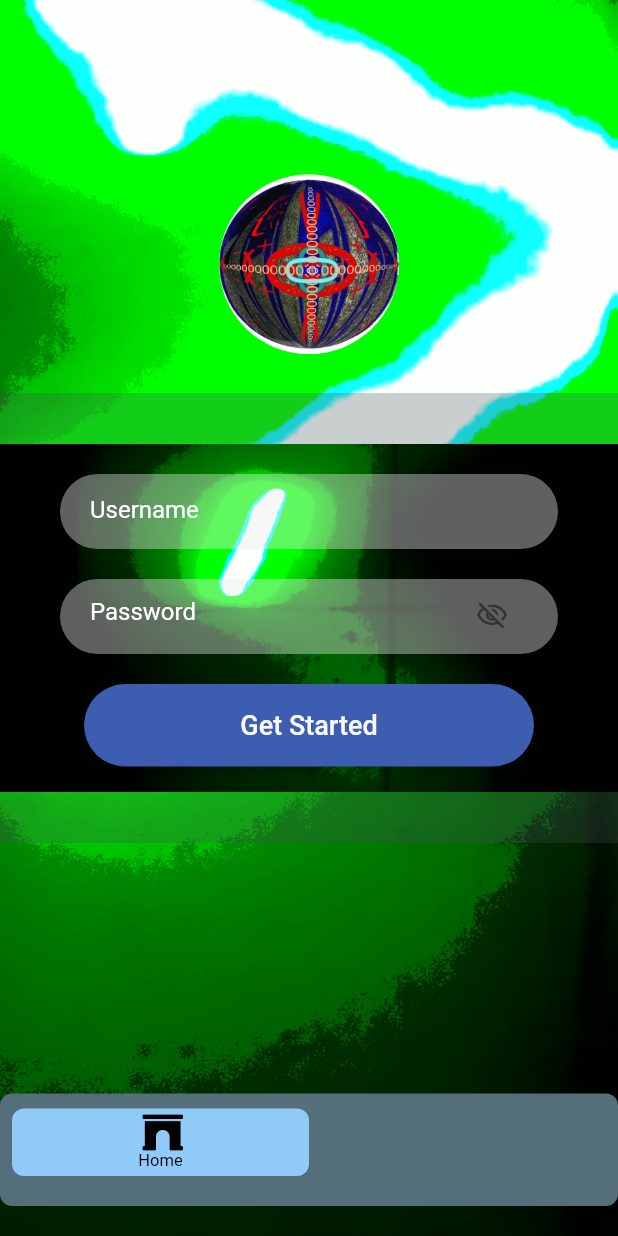
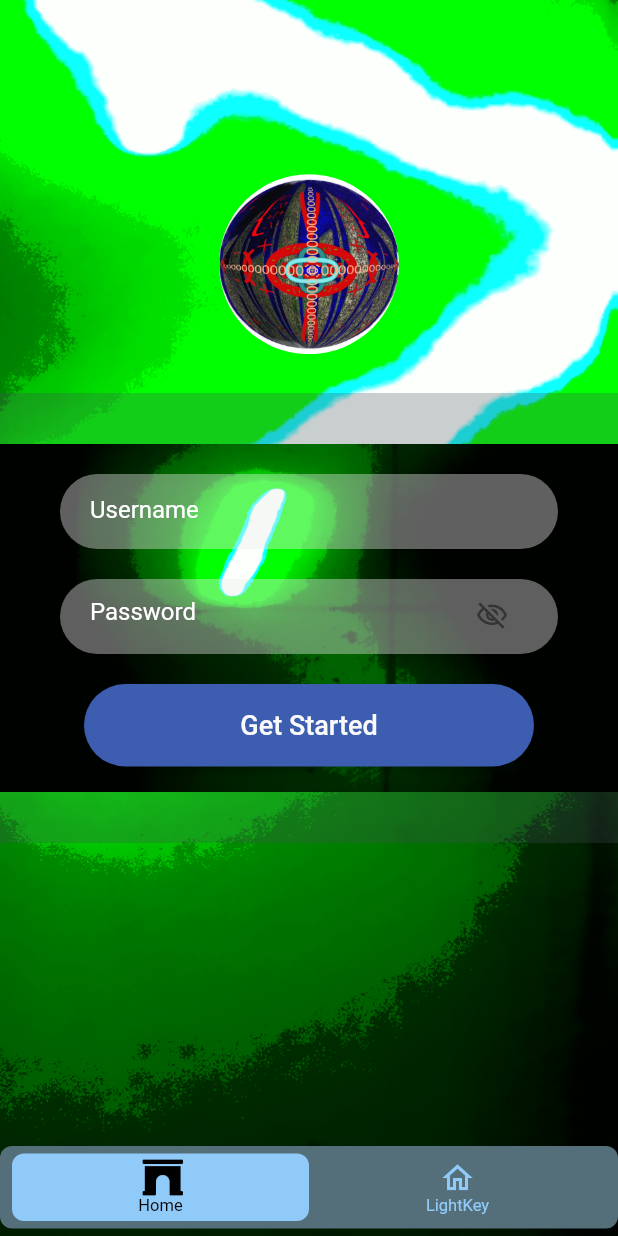
Before and after one commit to BitBondtmUK/FlutterDartv1, a Flutter app: the NavBarPage screen opened directly with empty values, after a tap on "Get Started", on a phone screen of 412 x 824 dp. Run offline on Flutter 3.47's test engine with Material 2 defaults, Android fonts, the phone set to English and light mode, and no system bars; drawn by our look-alikes of auto_size_text, floating_bottom_navigation_bar; our stand-ins replace built_collection, built_value, cloud_firestore, equatable, firebase_auth, firebase_core and 10 more; missing offline and left inert: json_path, mime_type; accounts and stored records are empty; generated files the repository leaves out were written again.

Commit message:
Debugged widget height issue. Hopefully.

```diff
--- a/lib/main.dart
+++ b/lib/main.dart
@@ -111,12 +111,12 @@ class _NavBarPageState extends State<NavBarPage> {
         onTap: (i) => setState(() => _currentPage = tabs.keys.toList()[i]),
         backgroundColor: Color(0xFF546E7A),
         selectedItemColor: Colors.black,
-        unselectedItemColor: Color(0x00000000),
+        unselectedItemColor: Color(0xFF90CAF9),
         selectedBackgroundColor: Color(0xFF90CAF9),
         borderRadius: 8,
         itemBorderRadius: 8,
-        margin: EdgeInsetsDirectional.fromSTEB(0, 10, 0, 20),
-        padding: EdgeInsetsDirectional.fromSTEB(0, 10, 0, 20),
+        margin: EdgeInsetsDirectional.fromSTEB(0, 5, 0, 5),
+        padding: EdgeInsetsDirectional.fromSTEB(0, 5, 0, 5),
         width: double.infinity,
         elevation: 0,
         items: [
@@ -128,14 +128,14 @@ class _NavBarPageState extends State<NavBarPage> {
                   currentIndex == 0
                       ? FontAwesomeIcons.archway
                       : Icons.home_outlined,
-                  color: currentIndex == 0 ? Colors.black : Color(0x00000000),
+                  color: currentIndex == 0 ? Colors.black : Color(0xFF90CAF9),
                   size: 24,
                 ),
                 Text(
                   'Home',
                   overflow: TextOverflow.ellipsis,
                   style: TextStyle(
-                    color: currentIndex == 0 ? Colors.black : Color(0x00000000),
+                    color: currentIndex == 0 ? Colors.black : Color(0xFF90CAF9),
                     fontSize: 11.0,
                   ),
                 ),
@@ -150,14 +150,14 @@ class _NavBarPageState extends State<NavBarPage> {
                   currentIndex == 1
                       ? FontAwesomeIcons.ankh
                       : Icons.home_outlined,
-                  color: currentIndex == 1 ? Colors.black : Color(0x00000000),
+                  color: currentIndex == 1 ? Colors.black : Color(0xFF90CAF9),
                   size: 24,
                 ),
                 Text(
                   'LightKey',
                   overflow: TextOverflow.ellipsis,
                   style: TextStyle(
-                    color: currentIndex == 1 ? Colors.black : Color(0x00000000),
+                    color: currentIndex == 1 ? Colors.black : Color(0xFF90CAF9),
                     fontSize: 11.0,
                   ),
                 ),
```
